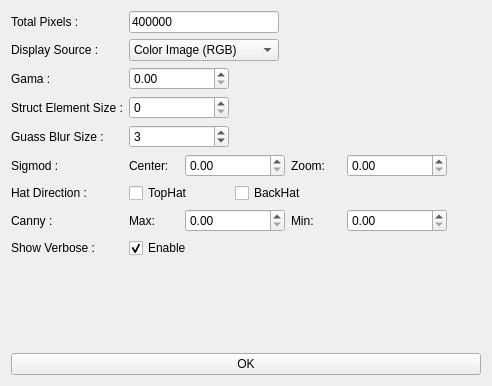
panderan/text-detection, file gui/ui/preprocess_control.ui: the form before one commit.
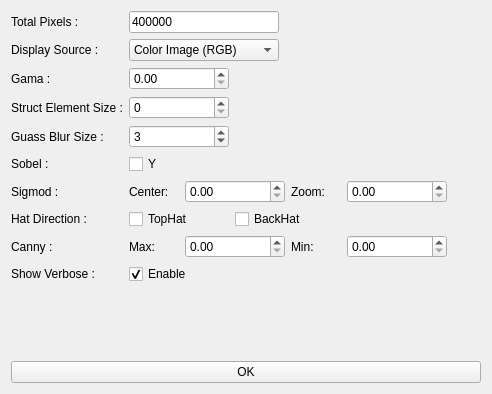
The form after the commit.

```diff
--- a/gui/ui/preprocess_control.ui
+++ b/gui/ui/preprocess_control.ui
@@ -10,7 +10,7 @@
     <x>0</x>
     <y>0</y>
     <width>492</width>
-    <height>386</height>
+    <height>394</height>
    </rect>
   </property>
   <property name="windowTitle">
@@ -180,7 +180,7 @@
        </property>
       </widget>
      </item>
-     <item row="7" column="1">
+     <item row="8" column="1">
       <layout class="QHBoxLayout" name="horizontalLayout">
        <property name="sizeConstraint">
         <enum>QLayout::SetMaximumSize</enum>
@@ -287,21 +287,21 @@
        </item>
       </layout>
      </item>
-     <item row="7" column="0">
+     <item row="8" column="0">
       <widget class="QLabel" name="label_canny">
        <property name="text">
         <string>Canny :</string>
        </property>
       </widget>
      </item>
-     <item row="8" column="0">
+     <item row="9" column="0">
       <widget class="QLabel" name="label_show_verbose">
        <property name="text">
         <string>Show Verbose :</string>
        </property>
       </widget>
      </item>
-     <item row="8" column="1">
+     <item row="9" column="1">
       <widget class="QCheckBox" name="checkbox_show_verbose">
        <property name="text">
         <string>Enable</string>
@@ -311,14 +311,14 @@
        </property>
       </widget>
      </item>
-     <item row="6" column="0">
-      <widget class="QLabel" name="label">
+     <item row="7" column="0">
+      <widget class="QLabel" name="label_hat_direction">
        <property name="text">
         <string>Hat Direction :</string>
        </property>
       </widget>
      </item>
-     <item row="6" column="1">
+     <item row="7" column="1">
       <layout class="QHBoxLayout" name="layout_hat_options">
        <property name="sizeConstraint">
         <enum>QLayout::SetMaximumSize</enum>
@@ -363,14 +363,14 @@
        </item>
       </layout>
      </item>
-     <item row="5" column="0">
-      <widget class="QLabel" name="label_2">
+     <item row="6" column="0">
+      <widget class="QLabel" name="label_sigmod">
        <property name="text">
         <string>Sigmod :</string>
        </property>
       </widget>
      </item>
-     <item row="5" column="1">
+     <item row="6" column="1">
       <layout class="QHBoxLayout" name="horizontalLayout_copy">
        <property name="sizeConstraint">
         <enum>QLayout::SetMaximumSize</enum>
@@ -474,6 +474,20 @@
        </item>
       </layout>
      </item>
+     <item row="5" column="0">
+      <widget class="QLabel" name="label_sobel">
+       <property name="text">
+        <string>Sobel :</string>
+       </property>
+      </widget>
+     </item>
+     <item row="5" column="1">
+      <widget class="QCheckBox" name="checkbox_sobel_y">
+       <property name="text">
+        <string>Y</string>
+       </property>
+      </widget>
+     </item>
     </layout>
    </item>
    <item>
```
